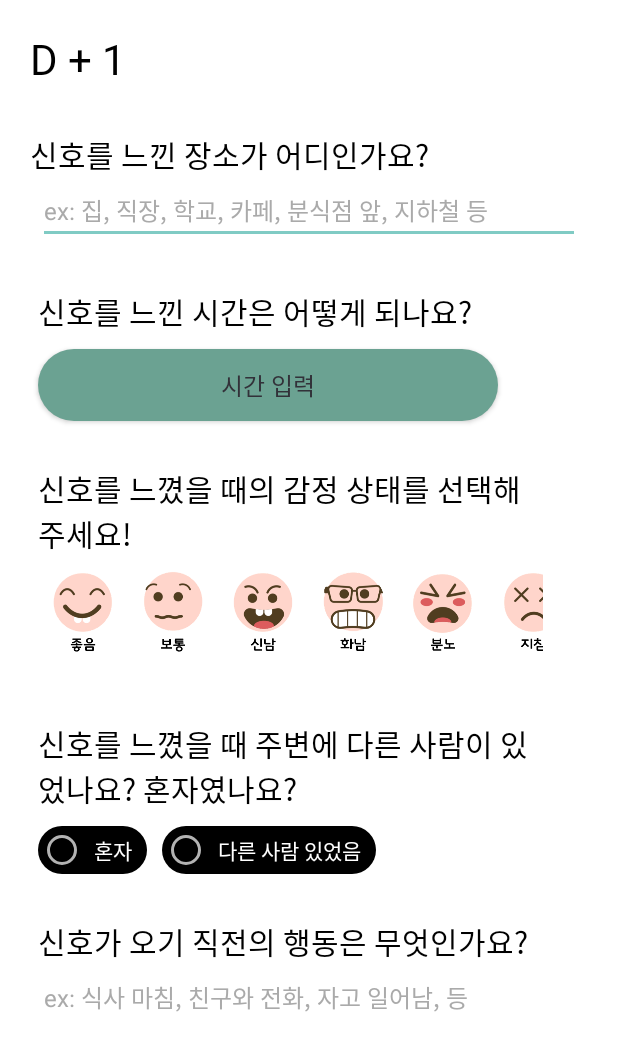
After one commit to JiYoungDo/Habitter, an Android app: the SevenDaysActivity screen opened directly, with no data from a screen before it, on a phone screen of 412 x 824 dp. The commit adds this screen. Shown: the top 1051 px of the screen. Run offline under Robolectric (Android 15) with nearby library versions, the phone set to English and light mode, and no system bars.

Commit message:
add sevendays xml

```diff
--- a/app/src/main/AndroidManifest.xml
+++ b/app/src/main/AndroidManifest.xml
@@ -2,7 +2,7 @@
 <manifest xmlns:android="http://schemas.android.com/apk/res/android"
     package="com.Carrie.habitter">
 
-    <uses-permission android:name="android.permission.SYSTEM_ALERT_WINDOW"/>
+    <uses-permission android:name="android.permission.SYSTEM_ALERT_WINDOW" />
 
     <application
         android:allowBackup="true"
@@ -12,7 +12,9 @@
         android:showOnLockScreen="true"
         android:supportsRtl="true"
         android:theme="@style/Theme.AppCompat.NoActionBar">
-        <activity android:name=".Analysis_character_Result.Analysis_character_result_Activity"></activity>
+        <activity android:name=".SevenDays.SevenDaysActivity"></activity>
+        <activity android:name=".Wallpaper.WallpaperActivity" />
+        <activity android:name=".Analysis_character_Result.Analysis_character_result_Activity" />
         <activity android:name=".Analysis_character.Analysis_character_Activity" />
         <activity android:name=".Analysis_habit.Analysis_habit_Activity" />
         <activity android:name=".Analysis.AnalysisActivity" />
--- /dev/null
+++ b/app/src/main/java/com/Carrie/habitter/SevenDays/SevenDaysActivity.java
@@ -0,0 +1,48 @@
+package com.Carrie.habitter.SevenDays;
+
+import androidx.appcompat.app.AppCompatActivity;
+
+import android.app.TimePickerDialog;
+import android.os.Bundle;
+import android.view.View;
+import android.widget.Button;
+import android.widget.EditText;
+import android.widget.TimePicker;
+import android.widget.Toast;
+
+import com.Carrie.habitter.R;
+
+public class SevenDaysActivity extends AppCompatActivity {
+
+    EditText where_answer;
+    Button when_time_picker;
+
+    @Override
+    protected void onCreate(Bundle savedInstanceState) {
+        super.onCreate(savedInstanceState);
+        setContentView(R.layout.activity_seven_days);
+
+        where_answer = findViewById(R.id.seven_days_et_question_1);
+
+        when_time_picker = findViewById(R.id.seven_days_btn_question_2);
+        when_time_picker.setOnClickListener(new View.OnClickListener() {
+            @Override
+            public void onClick(View v) {
+                showTime();
+            }
+        });
+    }
+
+    void showTime()
+    {
+        TimePickerDialog timePickerDialog = new TimePickerDialog(this, new TimePickerDialog.OnTimeSetListener() {
+            @Override
+            public void onTimeSet(TimePicker view, int hourOfDay, int minute) {
+                Toast.makeText(getApplicationContext(),hourOfDay+"시 "+minute+"분 을 선택했습니다",Toast.LENGTH_SHORT).show();
+            }
+        },21,12,true);
+        timePickerDialog.setMessage("메시지");
+        timePickerDialog.show();
+    }
+
+}
--- /dev/null
+++ b/app/src/main/java/com/Carrie/habitter/Wallpaper/WallpaperActivity.java
@@ -0,0 +1,16 @@
+package com.Carrie.habitter.Wallpaper;
+
+import androidx.appcompat.app.AppCompatActivity;
+
+import android.os.Bundle;
+
+import com.Carrie.habitter.R;
+
+public class WallpaperActivity extends AppCompatActivity {
+
+    @Override
+    protected void onCreate(Bundle savedInstanceState) {
+        super.onCreate(savedInstanceState);
+        setContentView(R.layout.activity_wallpaper);
+    }
+}
--- a/app/src/main/res/layout/activity_analysis_habit_.xml
+++ b/app/src/main/res/layout/activity_analysis_habit_.xml
@@ -230,9 +230,9 @@
                 android:layout_height="wrap_content"
                 app:layout_constraintTop_toBottomOf="@id/analysis_habit_iv_3"
                 android:layout_marginTop="10dp"
-                android:layout_marginLeft="20dp"
+                android:layout_marginLeft="30dp"
                 android:gravity="center_vertical"
-                android:layout_marginRight="20dp"
+                android:layout_marginRight="25dp"
                 android:fontFamily="@font/a_lignt_font"
                 android:textSize="16sp"
                 android:textColor="@color/colorDarkGray"
--- /dev/null
+++ b/app/src/main/res/layout/activity_seven_days.xml
@@ -0,0 +1,223 @@
+<?xml version="1.0" encoding="utf-8"?>
+<androidx.constraintlayout.widget.ConstraintLayout
+    xmlns:android="http://schemas.android.com/apk/res/android"
+    xmlns:app="http://schemas.android.com/apk/res-auto"
+    xmlns:tools="http://schemas.android.com/tools"
+    android:layout_width="match_parent"
+    android:background="@color/colorWhite"
+    android:layout_height="match_parent"
+    tools:context=".SevenDays.SevenDaysActivity">
+
+    <TextView
+        android:id="@+id/seven_days_tv_title"
+        android:layout_width="wrap_content"
+        android:layout_height="wrap_content"
+        app:layout_constraintTop_toTopOf="parent"
+        app:layout_constraintLeft_toLeftOf="parent"
+        android:layout_marginTop="20dp"
+        android:layout_marginLeft="20dp"
+        android:textColor="@color/colorBlack"
+        android:fontFamily="@font/a_lignt_font"
+        android:text="D + 1"
+        android:textSize="28sp"/>
+
+    <ScrollView
+        android:id="@+id/seven_days_sv"
+        android:layout_width="match_parent"
+        android:layout_height="wrap_content"
+        app:layout_constraintTop_toBottomOf="@id/seven_days_tv_title"
+        android:layout_marginTop="20dp">
+        <androidx.constraintlayout.widget.ConstraintLayout
+            android:layout_width="match_parent"
+            android:layout_height="wrap_content">
+
+            <TextView
+                android:id="@+id/seven_days_tv_question_1"
+                android:layout_width="wrap_content"
+                android:layout_height="wrap_content"
+                app:layout_constraintTop_toTopOf="parent"
+                app:layout_constraintLeft_toLeftOf="parent"
+                android:layout_marginTop="10dp"
+                android:layout_marginLeft="20dp"
+                android:fontFamily="@font/a_lignt_font"
+                android:text="@string/seven_days_Q_where"
+                android:textColor="@color/colorBlack"
+                android:textSize="20sp"/>
+
+            <EditText
+                android:id="@+id/seven_days_et_question_1"
+                android:layout_width="match_parent"
+                android:layout_height="wrap_content"
+                app:layout_constraintTop_toBottomOf="@id/seven_days_tv_question_1"
+                android:layout_marginLeft="25dp"
+                android:layout_marginRight="25dp"
+                android:textSize="16sp"
+                android:textColor="@color/colorDarkGray"
+                android:textColorHint="@color/colorMiddleGray"
+                android:hint="@string/seven_days_Q_where_hint"/>
+
+            <TextView
+                android:id="@+id/seven_days_tv_question_2"
+                android:layout_width="wrap_content"
+                android:layout_height="wrap_content"
+                app:layout_constraintTop_toBottomOf="@id/seven_days_et_question_1"
+                app:layout_constraintLeft_toLeftOf="@id/seven_days_et_question_1"
+                android:layout_marginTop="30dp"
+                android:fontFamily="@font/a_lignt_font"
+                android:text="@string/seven_days_Q_when"
+                android:textColor="@color/colorBlack"
+                android:textSize="20sp"/>
+
+            <Button
+                android:id="@+id/seven_days_btn_question_2"
+                android:layout_width="match_parent"
+                android:layout_height="wrap_content"
+                app:layout_constraintTop_toBottomOf="@id/seven_days_tv_question_2"
+                android:layout_marginLeft="25dp"
+                android:layout_marginRight="80dp"
+                android:layout_marginTop="10dp"
+                android:textSize="16sp"
+                android:textColor="@color/colorDarkGray"
+                android:background="@drawable/b_green_round_background"
+                android:text="@string/seven_days_Q_when_hint"/>
+
+            <TextView
+                android:id="@+id/seven_days_tv_question_3"
+                android:layout_width="330dp"
+                android:layout_height="wrap_content"
+                app:layout_constraintTop_toBottomOf="@id/seven_days_btn_question_2"
+                app:layout_constraintLeft_toLeftOf="@id/seven_days_et_question_1"
+                android:layout_marginTop="30dp"
+                android:fontFamily="@font/a_lignt_font"
+                android:text="@string/seven_days_Q_emo"
+                android:textColor="@color/colorBlack"
+                android:textSize="20sp"/>
+
+            <ScrollView
+                android:id="@+id/seven_days_btn_question_3"
+                android:layout_width="match_parent"
+                android:layout_height="wrap_content"
+                app:layout_constraintTop_toBottomOf="@id/seven_days_tv_question_3"
+                android:layout_marginLeft="25dp"
+                android:layout_marginRight="50dp"
+                android:layout_marginTop="10dp">
+
+                <LinearLayout
+                    android:layout_width="match_parent"
+                    android:layout_height="wrap_content"
+                    android:orientation="horizontal">
+
+                    <ImageView
+                        android:layout_width="60dp"
+                        android:layout_height="60dp"
+                        android:src="@drawable/emo_1"/>
+
+                    <ImageView
+                        android:layout_width="60dp"
+                        android:layout_height="60dp"
+                        android:src="@drawable/emo_2"/>
+
+                    <ImageView
+                        android:layout_width="60dp"
+                        android:layout_height="60dp"
+                        android:src="@drawable/emo_3"/>
+
+                    <ImageView
+                        android:layout_width="60dp"
+                        android:layout_height="60dp"
+                        android:src="@drawable/emo_4"/>
+
+                    <ImageView
+                        android:layout_width="60dp"
+                        android:layout_height="60dp"
+                        android:src="@drawable/emo_5"/>
+
+                    <ImageView
+                        android:layout_width="60dp"
+                        android:layout_height="60dp"
+                        android:src="@drawable/emo_6"/>
+
+                    <ImageView
+                        android:layout_width="60dp"
+                        android:layout_height="60dp"
+                        android:src="@drawable/emo_7"/>
+
+                    <ImageView
+                        android:layout_width="60dp"
+                        android:layout_height="60dp"
+                        android:src="@drawable/emo_8"/>
+                </LinearLayout>
+
+            </ScrollView>
+
+            <TextView
+                android:id="@+id/seven_days_tv_question_4"
+                android:layout_width="330dp"
+                android:layout_height="wrap_content"
+                app:layout_constraintTop_toBottomOf="@id/seven_days_btn_question_3"
+                app:layout_constraintLeft_toLeftOf="@id/seven_days_et_question_1"
+                android:layout_marginTop="40dp"
+                android:fontFamily="@font/a_lignt_font"
+                android:text="@string/seven_days_Q_others"
+                android:textColor="@color/colorBlack"
+                android:textSize="20sp"/>
+
+            <RadioGroup
+                android:id="@+id/seven_days_radio_grp_4"
+                android:layout_width="wrap_content"
+                android:layout_height="wrap_content"
+                app:layout_constraintLeft_toLeftOf="@id/seven_days_tv_question_4"
+                app:layout_constraintTop_toBottomOf="@id/seven_days_tv_question_4"
+                android:orientation="horizontal"
+                android:layout_marginTop="10dp">
+                <RadioButton
+                    android:layout_width="wrap_content"
+                    android:layout_height="wrap_content"
+                    android:text="@string/alone"
+                    android:paddingRight="10dp"
+                    android:paddingLeft="5dp"
+                    android:background="@drawable/b_green_round_background"
+                   android:backgroundTint="@color/colorBlack"
+                    android:textColor="@color/colorWhite"/>
+                <RadioButton
+                    android:layout_width="wrap_content"
+                    android:layout_height="wrap_content"
+                    android:text="@string/not_alone"
+                    android:paddingRight="10dp"
+                    android:layout_marginLeft="10dp"
+                    android:paddingLeft="5dp"
+                    android:background="@drawable/b_green_round_background"
+                    android:backgroundTint="@color/colorBlack"
+                    android:textColor="@color/colorWhite"/>
+            </RadioGroup>
+
+
+            <TextView
+                android:id="@+id/seven_days_tv_question_5"
+                android:layout_width="330dp"
+                android:layout_height="wrap_content"
+                app:layout_constraintTop_toBottomOf="@id/seven_days_radio_grp_4"
+                app:layout_constraintLeft_toLeftOf="@id/seven_days_et_question_1"
+                android:layout_marginTop="30dp"
+                android:fontFamily="@font/a_lignt_font"
+                android:text="@string/seven_days_Q_other_act"
+                android:textColor="@color/colorBlack"
+                android:textSize="20sp"/>
+
+            <EditText
+                android:id="@+id/seven_days_et_question_5"
+                android:layout_width="match_parent"
+                android:layout_height="wrap_content"
+                app:layout_constraintTop_toBottomOf="@id/seven_days_tv_question_5"
+                android:layout_marginLeft="25dp"
+                android:layout_marginRight="25dp"
+                android:textSize="16sp"
+                android:textColor="@color/colorDarkGray"
+                android:textColorHint="@color/colorMiddleGray"
+                android:hint="@string/seven_days_Q_other_act_hint"/>
+
+        </androidx.constraintlayout.widget.ConstraintLayout>
+
+    </ScrollView>
+
+</androidx.constraintlayout.widget.ConstraintLayout>
--- /dev/null
+++ b/app/src/main/res/layout/activity_wallpaper.xml
@@ -0,0 +1,9 @@
+<?xml version="1.0" encoding="utf-8"?>
+<androidx.constraintlayout.widget.ConstraintLayout xmlns:android="http://schemas.android.com/apk/res/android"
+    xmlns:app="http://schemas.android.com/apk/res-auto"
+    xmlns:tools="http://schemas.android.com/tools"
+    android:layout_width="match_parent"
+    android:layout_height="match_parent"
+    tools:context=".Wallpaper.WallpaperActivity">
+
+</androidx.constraintlayout.widget.ConstraintLayout>
--- a/app/src/main/res/values/strings.xml
+++ b/app/src/main/res/values/strings.xml
@@ -40,7 +40,7 @@
     <string name="analysis_habit_2_6_hint">보상행동 6</string>
     <string name="analysis_habit_2_7_hint">보상행동 7</string>
     <string name="analysis_habit_3">7일동안 이것을 꼭 기억해주세요!</string>
-    <string name="analysis_habit_3_1">"7일동안 당신은 해비터 앱과 함께 습관을 진단하게 됩니다.\n 반복하는 행동은 자신도 모르는 열망으로 부터 기인하고, 보상은 열망을 채워주는 구조를 이루고 있습니다. \n7일동안 해비터 앱과 함께 자신을 관찰하는 연구박사라고 생각해보세요! \n당신은 확실히 달라질 겁니다! "</string>
+    <string name="analysis_habit_3_1">"7일동안 당신은 해비터 앱과 함께 \n습관을 진단하게 됩니다.\n\n반복하는 행동은 자신도 모르는 열망으로 부터 기인하고, 보상은 열망을 채워주는 구조를 이루고 있습니다. \n\n7일동안 해비터 앱과 함께 자신을 관찰하는 연구박사라고 생각해보세요! \n당신은 확실히 달라질 겁니다! "</string>
     <string name="analysis_char_Q1">규칙을 어기는 사람(\"휴대전화 사용 금지\" 라는 표지판을 보고도 통화하는 사람) 과 함께 있으면 그 사람이 문제를 일으키거나 타인에게 피해를 주지 않아도 마음이 불편하다</string>
     <string name="yes">맞아</string>
     <string name="no">아냐</string>
@@ -79,4 +79,14 @@
     <string name="euimoon_detail2">"오늘 할 일은 무엇이고 왜 해야하지 라는 생각으로 하루를 시작하지 않나요?\n스스로 최선이라고 믿는 행동을 하는 의문형은 자신이 타당하다고 판단하는 기대만을 충족하는 유형입니다. 이런 의문형을 움직이는 힘은 이성,논리,타당성이라고 할 수 있습니다.\n의문형은 의문을 제기하고 판단하는 과정을 통해 모든 기대를 내적 기대로 바꿉니다. 또한 행동하기 위해서는 확실한 근거가 있어야 하기 때문에 쉽게 결정을 내리지 못하기도 하죠.\n아래 습관 분석하기 버튼을 누르고 저희와 7일동안 습관을 분석해보는 건 어떠신가요? 의문형인 당신! 분명히 납득할만한 결과를 얻을 것입니다. "</string>
     <string name="gangjae_detail2">오늘 반드시 해야 할 일이 뭐더라? 하면서 아침을 맞지 않으시나요?\n강제형 유형의 사람들은 마감 기한 같은 외적 기대를 잘 지킨답니다. 다른 사람 기대를 져 버린다는 것에 두려움을 느끼곤 하기 때문이죠. 이런 이유로 자기 의지대로 행동하는 것에 서툰 편입니다.\n강제형은 보통 다른 사람과의 약속에는 책임감을 느끼지만 스스로 적어놓은 계획을 보면 그런 느낌을 전혀 받지 못하곤합니다. 강제형에게는 자기 희생 습성이 있다고 볼 수 있는데요, 이 능력은 자신을 위해 하지 못하는 일도 다른 사람을 위해 거뜬이 해내기도 한답니다.\n4가지 유형 중 습관을 들이기 가장 어려운 강제형에게 핵심은 외적 책임 만들기입니다!</string>
     <string name="jeohang_detail2">아침에 일어나서 오늘 하고 싶은 일이 뭘까 생각하지 않으시나요?\n주어진 업무보다는 자신이 완성하고 싶은 일을 하고, 자신만의 방식으로 자신만의 목표를 추구하는 저항형 유형은 반드시 해야할일까지 거부하며 목표를 달성하곤 합니다.\n독불장군인 저항형은 사실 습관을 거부하는 유형입니다. 하지만 저항형인 당신! 흡연이나, 폭식 등 멈추고 싶은 습관이 있으신가요? 7일동안 저희와 함께 습관을 분석하고 만들어 나가 보는 건 어떤가요?</string>
+    <string name="seven_days_Q_where">신호를 느낀 장소가 어디인가요?</string>
+    <string name="seven_days_Q_where_hint">ex: 집, 직장, 학교, 카페, 분식점 앞, 지하철 등</string>
+    <string name="seven_days_Q_when">신호를 느낀 시간은 어떻게 되나요?</string>
+    <string name="seven_days_Q_when_hint">시간 입력</string>
+    <string name="seven_days_Q_emo">신호를 느꼈을 때의 감정 상태를 선택해 주세요!</string>
+    <string name="seven_days_Q_others">신호를 느꼈을 때 주변에 다른 사람이 있었나요? 혼자였나요?</string>
+    <string name="alone">혼자</string>
+    <string name="not_alone">다른 사람 있었음</string>
+    <string name="seven_days_Q_other_act">신호가 오기 직전의 행동은 무엇인가요?</string>
+    <string name="seven_days_Q_other_act_hint">ex: 식사 마침, 친구와 전화, 자고 일어남, 등</string>
 </resources>
```
Also changed, not shown: app/src/main/res/drawable/emo_1.png (added), app/src/main/res/drawable/emo_2.png (added), app/src/main/res/drawable/emo_3.png (added), app/src/main/res/drawable/emo_4.png (added), app/src/main/res/drawable/emo_5.png (added), app/src/main/res/drawable/emo_6.png (added), app/src/main/res/drawable/emo_7.png (added), app/src/main/res/drawable/emo_8.png (added).
